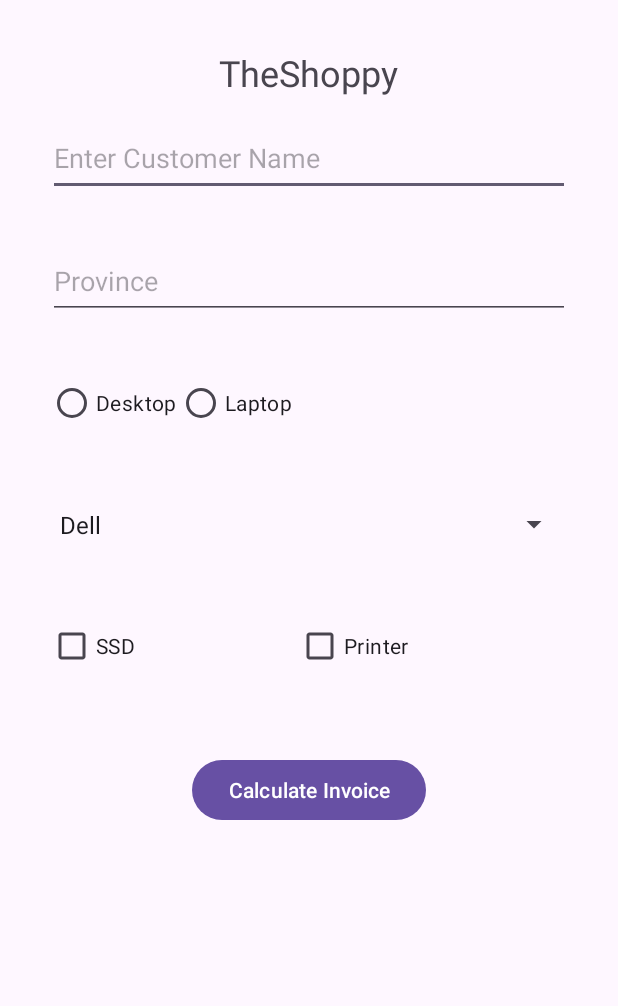
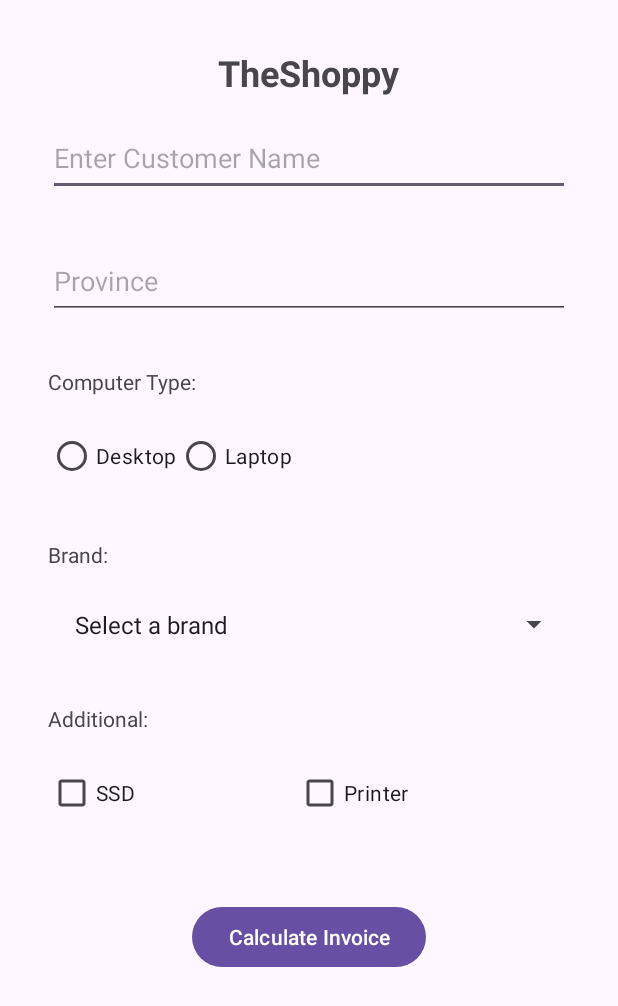
Before and after one commit to sagar0037/TheShoppy, an Android app: the screen it shows after launch (MainActivity), after a tap on "Calculate Invoice", on a phone screen of 412 x 824 dp. Shown: the top 1006 px of the screen. Run offline under Robolectric (Android 15) with nearby library versions, the phone set to English and light mode, and no system bars.

Commit message:
second commit

```diff
--- /dev/null
+++ b/app/src/main/java/com/example/theshoppy/Invoice.java
@@ -0,0 +1,70 @@
+package com.example.theshoppy;
+
+public class Invoice {
+    private String customerName;
+    private String province;
+    private String computerType;
+    private String brand;
+    private String additional;
+    private String peripherals;
+    private String totalCost;
+
+    //constructor
+    public Invoice(){}
+
+    public String getCustomerName() {
+        return customerName;
+    }
+
+    public void setCustomerName(String customerName) {
+        this.customerName = customerName;
+    }
+
+    public String getProvince() {
+        return province;
+    }
+
+    public void setProvince(String province) {
+        this.province = province;
+    }
+
+    public String getComputerType() {
+        return computerType;
+    }
+
+    public void setComputerType(String computerType) {
+        this.computerType = computerType;
+    }
+
+    public String getBrand() {
+        return brand;
+    }
+
+    public void setBrand(String brand) {
+        this.brand = brand;
+    }
+
+    public String getAdditional() {
+        return additional;
+    }
+
+    public void setAdditional(String additional) {
+        this.additional = additional;
+    }
+
+    public String getPeripherals() {
+        return peripherals;
+    }
+
+    public void setPeripherals(String peripherals) {
+        this.peripherals = peripherals;
+    }
+
+    public String getTotalCost() {
+        return totalCost;
+    }
+
+    public void setTotalCost(String totalCost) {
+        this.totalCost = totalCost;
+    }
+}
--- a/app/src/main/java/com/example/theshoppy/MainActivity.java
+++ b/app/src/main/java/com/example/theshoppy/MainActivity.java
@@ -20,6 +20,7 @@ import java.util.ArrayList;
 import java.util.Arrays;
 import java.util.List;
 import java.util.Locale;
+import java.util.Objects;
 
 public class MainActivity extends AppCompatActivity {
 
@@ -28,15 +29,17 @@ public class MainActivity extends AppCompatActivity {
     RadioGroup computerTypeRadioGroup, laptopPeripherals, desktopPeripherals;
     Spinner spinner;
     CheckBox ssdCheckBox, printerCheckBox;
-    TextView invoiceText;
+    TextView peripheralsTextView, invoiceText;
 
-    List<String> provinces = Arrays.asList(
+    final private List<String> provinces = Arrays.asList(
             "Alberta", "British Columbia", "Manitoba", "New Brunswick", "Newfoundland and Labrador",
             "Nova Scotia", "Ontario", "Prince Edward Island", "Quebec", "Saskatchewan"
     );
 
-    String customerName, province, computerType, brand, additional, peripherals;
-    double baseCost = 0;
+    private ArrayList<String> brands;
+
+    private final Invoice invoice = new Invoice();
+    private double baseCost = 0;
     final double TAX_RATE = 0.13; // constant for 13% TAX
 
 
@@ -54,6 +57,7 @@ public class MainActivity extends AppCompatActivity {
         provinceText.setAdapter(provinceAdapter);
 
         //computer type and added peripherals
+        peripheralsTextView = findViewById(R.id.peripheralsTextView);
         computerTypeRadioGroup = findViewById(R.id.computerTypeRadioGroup);
         laptopPeripherals = findViewById(R.id.laptopPeripherals);
         desktopPeripherals = findViewById(R.id.desktopPeripherals);
@@ -61,10 +65,12 @@ public class MainActivity extends AppCompatActivity {
             @Override
             public void onCheckedChanged(RadioGroup group, int checkedId) {
                 if (checkedId == R.id.desktopRadioButton) {
+                    peripheralsTextView.setVisibility(View.VISIBLE);
                     desktopPeripherals.setVisibility(View.VISIBLE);
                     laptopPeripherals.setVisibility(View.GONE);
                 }
                 else if (checkedId == R.id.laptopRadioButton) {
+                    peripheralsTextView.setVisibility(View.VISIBLE);
                     laptopPeripherals.setVisibility(View.VISIBLE);
                     desktopPeripherals.setVisibility(View.GONE);
                 }
@@ -76,7 +82,8 @@ public class MainActivity extends AppCompatActivity {
         spinner.setOnItemSelectedListener(new AdapterView.OnItemSelectedListener() {
             @Override
             public void onItemSelected(AdapterView<?> parent, View view, int position, long id) {
-                brand = parent.getItemAtPosition(position).toString();
+                String brand = parent.getItemAtPosition(position).toString();
+                invoice.setBrand(brand);
 
             }
 
@@ -87,7 +94,8 @@ public class MainActivity extends AppCompatActivity {
         });
 
         //arraylist for viewing brands in the spinner
-        ArrayList<String> brands = new ArrayList<>();
+        brands = new ArrayList<>();
+        brands.add("Select a brand");
         brands.add("Dell");
         brands.add("HP");
         brands.add("Lenova");
@@ -105,29 +113,89 @@ public class MainActivity extends AppCompatActivity {
                 invoiceText = findViewById(R.id.invoiceText);
                 invoiceText.setText(""); //clears the invoice
 
-                //validation of the entered customer name
-                customerName = customerNameText.getText().toString().trim();
-                if(customerName.isEmpty()){
-                    Toast.makeText(view.getContext(), "Customer Name can't be empty", Toast.LENGTH_SHORT).show();
+                //validation for customer name and province
+                boolean isEnteredValueValid = validateEnteredValue(view);
+                //if there is any invalidation in 'validateEnteredValue()' method, button click method is ended
+                if(!isEnteredValueValid){
                     return;
                 }
 
-                //validations of the entered province name
-                province = provinceText.getText().toString().trim();
-                if(province.isEmpty()){
-                    Toast.makeText(view.getContext(), "Province Name can't be empty", Toast.LENGTH_SHORT).show();
-                    return;
-                } else if (!(provinces.contains(province))) {
-                    Toast.makeText(view.getContext(), "Invalid Province Name", Toast.LENGTH_SHORT).show();
+
+                //validation for computer type, peripherals and brands
+                boolean isSelectionValid = validateComputerDetails(view);
+                //if there is any invalidation in 'validateComputerDetails()' method, button click method is ended
+                if(!isSelectionValid){
                     return;
                 }
 
-                //validation for the radio group of computer type and peripherals
+                //total cost from the additional devices
+                double additionalCost = validateAdditional(); //validation for the additional
+                baseCost = baseCost + additionalCost;
+
+                //calculate total cost including TAX
+                double totalCost = baseCost * ( 1 + TAX_RATE);
+                invoice.setTotalCost(String.format(Locale.ENGLISH,"$%.2f", totalCost));
+
+                //text to be shown when the Calculate Button is clicked
+                String result = "INVOICE:\n\n" +
+                        "Customer: " + invoice.getCustomerName() + "\n" +
+                        "Province: " + invoice.getProvince() + "\n" +
+                        "Computer: " + invoice.getComputerType() + "\n" +
+                        "Brand: " + invoice.getBrand() + "\n" +
+                        "Additional: " + invoice.getAdditional() + "\n" +
+                        "Added Peripherals: " + invoice.getPeripherals() + "\n" +
+                        "Cost: " + invoice.getTotalCost();
+                invoiceText.setText(result);
+
+            }
+        });
+
+    }
+
+    //validation for customer name and province
+    private boolean validateEnteredValue(View view){
+        //validation of the entered customer name
+        String customerName = customerNameText.getText().toString().trim();
+        if(customerName.isEmpty()){
+            Toast.makeText(view.getContext(), "Customer Name can't be empty", Toast.LENGTH_SHORT).show();
+            return false;
+        }
+        invoice.setCustomerName(customerName);
+
+        //validations of the entered province name
+        String province = provinceText.getText().toString().trim();
+        if(province.isEmpty()){
+            Toast.makeText(view.getContext(), "Province Name can't be empty", Toast.LENGTH_SHORT).show();
+            return false;
+        } else if (!(provinces.contains(province))) {
+            Toast.makeText(view.getContext(), "Invalid Province Name", Toast.LENGTH_SHORT).show();
+            return false;
+        }
+        invoice.setProvince(province);
+        return true;
+    }
+
+    //validation for computer type, peripherals and brands
+    private boolean validateComputerDetails(View view){
+
+        //validation for the radio group of computer type
         int selectedRadioButtonId = computerTypeRadioGroup.getCheckedRadioButtonId();
         if (selectedRadioButtonId != -1) { // Check if any radio button is selected
             RadioButton selectedComputerType = findViewById(selectedRadioButtonId);
-                    computerType = selectedComputerType.getText().toString();
+            String computerType = selectedComputerType.getText().toString();
+            invoice.setComputerType(computerType);
+
+
+            //validate brand
+            //checks if the user has selected a brand or not
+            if(Objects.equals(invoice.getBrand(), brands.get(0))){
+                Toast.makeText(view.getContext(), "Please select a brand", Toast.LENGTH_SHORT).show();
+                return false;
+            }
+
+            //selection of the cost of the laptop computers based on brand
             if(computerType.equals("Laptop")){
+                String brand = invoice.getBrand();
                 switch (brand) {
                     case "Dell":
                         baseCost = 1249;
@@ -140,10 +208,12 @@ public class MainActivity extends AppCompatActivity {
                         break;
                 }
 
+                //validation for the radio group of peripherals
                 int selectedLaptopPeripheralsId = laptopPeripherals.getCheckedRadioButtonId();
                 if (selectedLaptopPeripheralsId != -1){
                     RadioButton selectedLaptopPeripheral = findViewById(selectedLaptopPeripheralsId);
-                            peripherals = selectedLaptopPeripheral.getText().toString();
+                    String peripherals = selectedLaptopPeripheral.getText().toString();
+                    invoice.setPeripherals(peripherals);
 
                     if(selectedLaptopPeripheralsId == R.id.coolingMatRadioButton) {
                         baseCost += 33;
@@ -159,11 +229,13 @@ public class MainActivity extends AppCompatActivity {
                 }
                 else{
                     Toast.makeText(view.getContext(), "Please select one peripheral", Toast.LENGTH_SHORT).show();
-                            return;
+                    return false;
                 }
             }
 
+            //selection of the cost of the desktop computers based on brand
             if(computerType.equals("Desktop")){
+                String brand = invoice.getBrand();
                 switch (brand) {
                     case "Dell":
                         baseCost = 475;
@@ -176,10 +248,12 @@ public class MainActivity extends AppCompatActivity {
                         break;
                 }
 
+                //validation for the radio group of peripherals
                 int selectedDesktopPeripheralsId = desktopPeripherals.getCheckedRadioButtonId();
                 if (selectedDesktopPeripheralsId != -1){
                     RadioButton selectedDesktopPeripheral = findViewById(selectedDesktopPeripheralsId);
-                            peripherals = selectedDesktopPeripheral.getText().toString();
+                    String peripherals = selectedDesktopPeripheral.getText().toString();
+                    invoice.setPeripherals(peripherals);
 
                     if(selectedDesktopPeripheralsId == R.id.webcamRadioButton) {
                         baseCost += 95;
@@ -191,38 +265,16 @@ public class MainActivity extends AppCompatActivity {
                 }
                 else{
                     Toast.makeText(view.getContext(), "Please select one peripheral", Toast.LENGTH_SHORT).show();
-                            return;
+                    return false;
                 }
             }
 
         } else {
             Toast.makeText(view.getContext(), "Please select a computer type", Toast.LENGTH_SHORT).show();
-                    return;
+            return false;
         }
-
-                //total cost from the additional devices
-                double additionalCost = validateAdditional(); //validation for the additional
-                baseCost = baseCost + additionalCost;
-
-                //calculate total cost including TAX
-                double totalCost = baseCost * ( 1 + TAX_RATE);
-                String formattedTotalCost = String.format(Locale.ENGLISH,"$%.2f", totalCost);
-
-                //text to be shown when the Calculate Button is clicked
-                String result = "Customer: " + customerName + "\n" +
-                        "Province: " + province + "\n" +
-                        "Computer: " + computerType + "\n" +
-                        "Brand: " + brand + "\n" +
-                        "Additional: " + additional + "\n" +
-                        "Added Peripherals: " + peripherals + "\n" +
-                        "Cost: " + formattedTotalCost;
-                invoiceText.setText(result);
-
+        return true;
     }
-        });
-
-    }
-
 
     //for the validation of the additional
     private double validateAdditional(){
@@ -245,13 +297,21 @@ public class MainActivity extends AppCompatActivity {
         }
 
         // Convert the StringBuilder to a String
-        additional = selectedCheckBoxes.toString();
+        String additional = selectedCheckBoxes.toString();
 
         // Remove trailing comma and space if any
         if (additional.endsWith(", ")) {
             additional = additional.substring(0, additional.length() - 2);
         }
 
+        //if none of the checkbox is selected
+        if(additionalCost == 0){
+            additional = "None";
+        }
+
+        invoice.setAdditional(additional);
+
         return additionalCost;
     }
+
 }
--- a/app/src/main/res/layout/activity_main.xml
+++ b/app/src/main/res/layout/activity_main.xml
@@ -16,6 +16,7 @@
             android:layout_height="wrap_content"
             android:text="@string/app_name"
             android:textSize="24sp"
+            android:textStyle="bold"
             android:layout_centerHorizontal="true"
             android:layout_marginTop="16dp"/>
 
@@ -25,7 +26,8 @@
             android:layout_height="50dp"
             android:hint="@string/name_hint"
             android:layout_below="@id/textView"
-            android:layout_margin="16dp"/>
+            android:layout_margin="16dp"
+            android:inputType="textPersonName" />
 
         <AutoCompleteTextView
             android:id="@+id/provinceText"
@@ -35,12 +37,21 @@
             android:layout_below="@id/customerNameText"
             android:layout_margin="16dp"/>
 
+        <TextView
+            android:id="@+id/computerTypeTextView"
+            android:layout_width="wrap_content"
+            android:layout_height="wrap_content"
+            android:text="@string/computer_type"
+            android:layout_below="@id/provinceText"
+            android:layout_marginTop="16dp"
+            android:layout_marginHorizontal="16dp"/>
+
         <RadioGroup
             android:id="@+id/computerTypeRadioGroup"
             android:layout_width="match_parent"
             android:layout_height="wrap_content"
             android:orientation="horizontal"
-            android:layout_below="@id/provinceText"
+            android:layout_below="@id/computerTypeTextView"
             android:layout_margin="16dp">
 
             <RadioButton
@@ -57,16 +68,35 @@
 
         </RadioGroup>
 
+        <TextView
+            android:id="@+id/brandTextView"
+            android:layout_width="wrap_content"
+            android:layout_height="wrap_content"
+            android:text="@string/brand"
+            android:layout_below="@id/computerTypeRadioGroup"
+            android:layout_marginTop="16dp"
+            android:layout_marginHorizontal="16dp"/>
+
         <Spinner
             android:id="@+id/brandSpinner"
             android:layout_width="match_parent"
-            android:layout_height="50dp"
-            android:layout_below="@id/computerTypeRadioGroup"
-            android:layout_margin="16dp"/>
+            android:layout_height="wrap_content"
+            android:layout_below="@id/brandTextView"
+            android:layout_margin="16dp"
+            android:padding="10dp"/>
+
+        <TextView
+            android:id="@+id/additionalTextView"
+            android:layout_width="wrap_content"
+            android:layout_height="wrap_content"
+            android:text="@string/additional"
+            android:layout_below="@id/brandSpinner"
+            android:layout_marginTop="16dp"
+            android:layout_marginHorizontal="16dp"/>
 
         <LinearLayout
             android:id="@+id/spinnerLinearLayout"
-            android:layout_below="@+id/brandSpinner"
+            android:layout_below="@+id/additionalTextView"
             android:layout_width="match_parent"
             android:layout_height="wrap_content"
             android:layout_margin="16dp">
@@ -88,12 +118,22 @@
 
         </LinearLayout>
 
+        <TextView
+            android:id="@+id/peripheralsTextView"
+            android:layout_width="wrap_content"
+            android:layout_height="wrap_content"
+            android:text="@string/peripheral_label"
+            android:layout_below="@id/spinnerLinearLayout"
+            android:layout_marginTop="16dp"
+            android:visibility="gone"
+            android:layout_marginHorizontal="16dp"/>
+
         <LinearLayout
             android:id="@+id/radioGroupLinearLayout"
             android:layout_width="match_parent"
             android:layout_height="wrap_content"
             android:orientation="horizontal"
-            android:layout_below="@id/spinnerLinearLayout">
+            android:layout_below="@id/peripheralsTextView">
 
             <RadioGroup
                 android:id="@+id/laptopPeripherals"
@@ -163,11 +203,12 @@
 
         <TextView
             android:id="@+id/invoiceText"
-            android:layout_width="wrap_content"
+            android:layout_width="match_parent"
             android:layout_height="wrap_content"
             android:text=""
             android:textSize="18sp"
-            android:maxLines="7"
+            android:maxLines="10"
+            android:textAlignment="textStart"
             android:layout_below="@id/calculateButton"
             android:layout_centerHorizontal="true"
             android:layout_margin="16dp"/>
--- a/app/src/main/res/values/strings.xml
+++ b/app/src/main/res/values/strings.xml
@@ -13,4 +13,8 @@
     <string name="webcam">Webcam</string>
     <string name="external_hard_drive">External Hard Drive</string>
     <string name="calculate_invoice">Calculate Invoice</string>
+    <string name="computer_type">Computer Type:</string>
+    <string name="brand">Brand:</string>
+    <string name="additional">Additional:</string>
+    <string name="peripheral_label">Select a peripheral device:</string>
 </resources>
```
Lines whose indentation alone changed are shown as unchanged.
